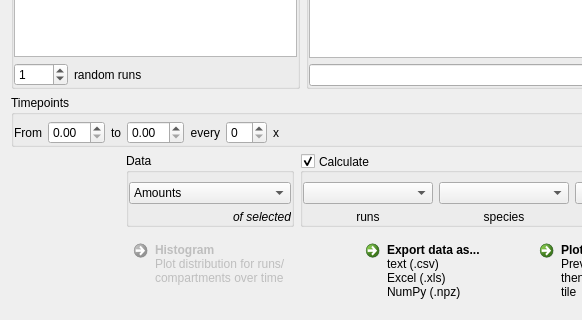
Above: infobiotics/dashboard/plugins/simulator_results/simulation_results_dialog.ui from jvb/infobiotics-dashboard before the change; both pictures show x 0 to 582 and y 242 to 562 of the 900 by 562 pixel window. Below: the same form after it.
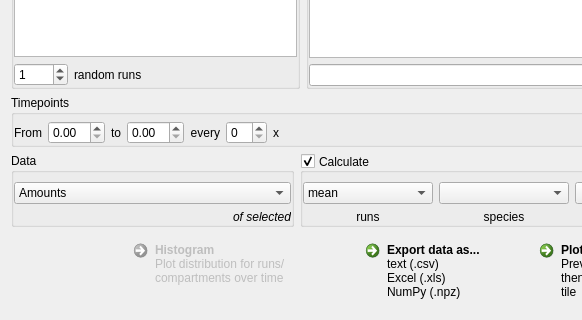
That is the form after the change. Icons and pictures are not drawn. Custom widgets are drawn as their Qt base class.

Commit message: Corrected names shared between simulator_results.py and simulation_results_dialog.ui

Diff of the .ui file:
```diff
--- a/infobiotics/dashboard/plugins/simulator_results/simulation_results_dialog.ui
+++ b/infobiotics/dashboard/plugins/simulator_results/simulation_results_dialog.ui
@@ -250,7 +250,7 @@
       <item row="0" column="1">
        <widget class="QComboBox" name="__runs_calculation_combo_box">
         <property name="currentIndex">
-         <number>0</number>
+         <number>1</number>
         </property>
         <item>
          <property name="text">
@@ -604,7 +604,7 @@
      </property>
     </widget>
    </item>
-   <item row="3" column="1">
+   <item row="3" column="0" colspan="2">
     <widget class="QGroupBox" name="_data_group_box">
      <property name="title">
       <string>Data</string>
```
Left out of the diff: 12 changed lines with no effect on the pictures. The commit also changes 3 other files.
